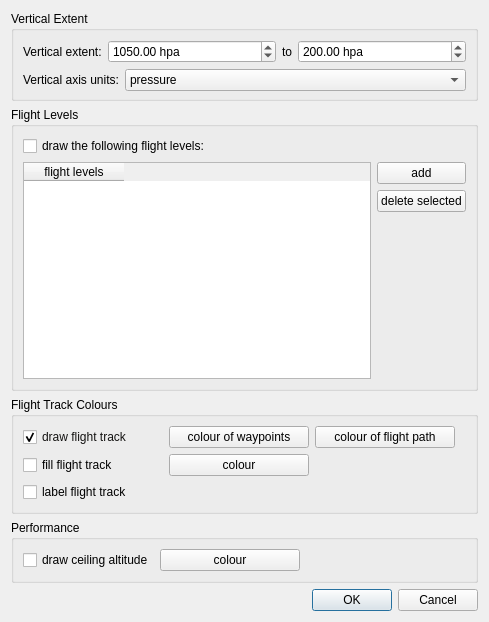
Open-MSS/MSS, file mslib/msui/ui/ui_sideview_options.ui: the form before one commit.
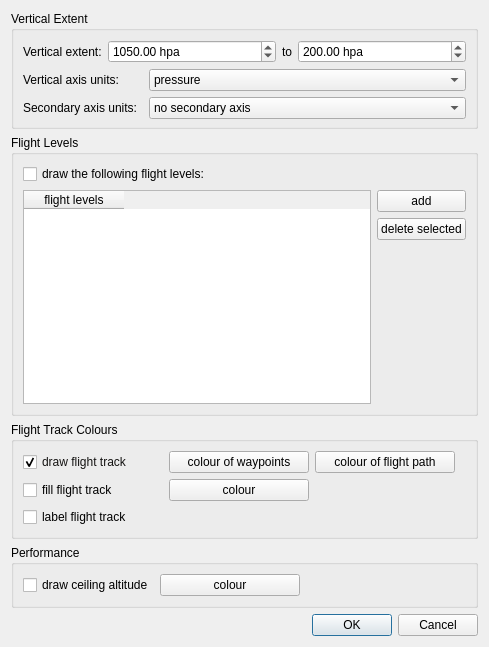
The form after the commit.

Commit message:
Added option to display a secondary axis in SideView.
Fix #571

Patch:
```diff
--- a/mslib/msui/ui/ui_sideview_options.ui
+++ b/mslib/msui/ui/ui_sideview_options.ui
@@ -7,7 +7,7 @@
     <x>0</x>
     <y>0</y>
     <width>489</width>
-    <height>622</height>
+    <height>647</height>
    </rect>
   </property>
   <property name="windowTitle">
@@ -89,15 +89,45 @@
        </layout>
       </item>
       <item>
-       <layout class="QHBoxLayout" name="horizontalLayout_7">
-        <item>
-         <widget class="QLabel" name="label_4">
+       <layout class="QGridLayout" name="gridLayout">
+        <item row="1" column="0">
+         <widget class="QLabel" name="label_5">
           <property name="text">
-           <string>Vertical axis units:</string>
+           <string>Secondary axis units: </string>
           </property>
          </widget>
         </item>
-        <item>
+        <item row="1" column="1">
+         <widget class="QComboBox" name="cbVerticalAxis2">
+          <property name="sizePolicy">
+           <sizepolicy hsizetype="Expanding" vsizetype="Fixed">
+            <horstretch>0</horstretch>
+            <verstretch>0</verstretch>
+           </sizepolicy>
+          </property>
+          <item>
+           <property name="text">
+            <string>no secondary axis</string>
+           </property>
+          </item>
+          <item>
+           <property name="text">
+            <string>pressure</string>
+           </property>
+          </item>
+          <item>
+           <property name="text">
+            <string>pressure altitude</string>
+           </property>
+          </item>
+          <item>
+           <property name="text">
+            <string>flight level</string>
+           </property>
+          </item>
+         </widget>
+        </item>
+        <item row="0" column="1">
          <widget class="QComboBox" name="cbVerticalAxis">
           <property name="sizePolicy">
            <sizepolicy hsizetype="Expanding" vsizetype="Fixed">
@@ -122,6 +152,13 @@
           </item>
          </widget>
         </item>
+        <item row="0" column="0">
+         <widget class="QLabel" name="label_4">
+          <property name="text">
+           <string>Vertical axis units:       </string>
+          </property>
+         </widget>
+        </item>
        </layout>
       </item>
      </layout>
```
Left out of the diff: 18 changed lines with no effect on the pictures. The commit also changes 5 other files.
